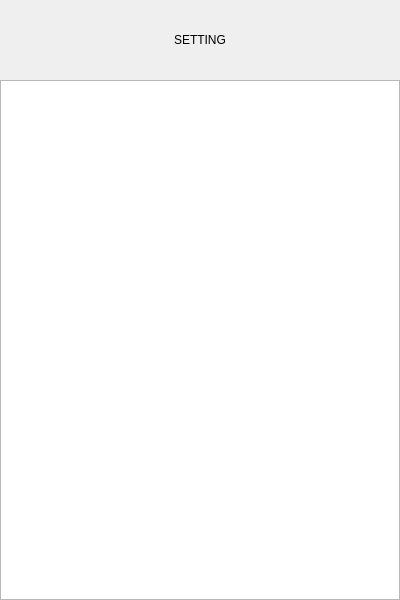
Before: the Qt Designer form Qtttttt/testTransparentWindow3/ui/widget/WidgetSettingMain.ui in tianen1573/QT, drawn with Qt 5.
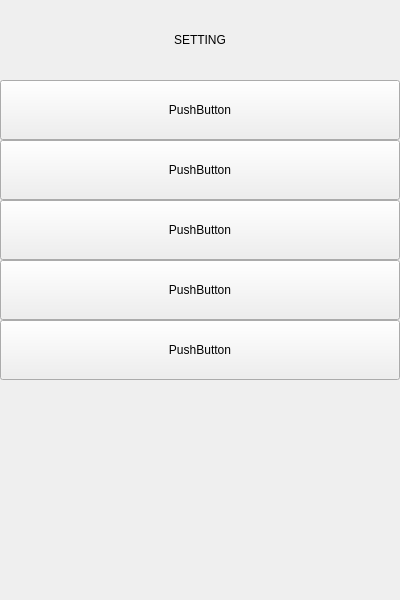
After: the same form once the commit is applied.

What changed in the file:
```diff
--- a/Qtttttt/testTransparentWindow3/ui/widget/WidgetSettingMain.ui
+++ b/Qtttttt/testTransparentWindow3/ui/widget/WidgetSettingMain.ui
@@ -81,13 +81,108 @@
     </widget>
    </item>
    <item>
-    <widget class="QListView" name="listView">
+    <widget class="QWidget" name="widget" native="true">
      <property name="minimumSize">
       <size>
-       <width>400</width>
-       <height>520</height>
+       <width>0</width>
+       <height>0</height>
       </size>
      </property>
+     <layout class="QVBoxLayout" name="verticalLayout_2">
+      <property name="spacing">
+       <number>0</number>
+      </property>
+      <property name="leftMargin">
+       <number>0</number>
+      </property>
+      <property name="topMargin">
+       <number>0</number>
+      </property>
+      <property name="rightMargin">
+       <number>0</number>
+      </property>
+      <property name="bottomMargin">
+       <number>0</number>
+      </property>
+      <item>
+       <widget class="QPushButton" name="btn_test_5">
+        <property name="minimumSize">
+         <size>
+          <width>60</width>
+          <height>60</height>
+         </size>
+        </property>
+        <property name="text">
+         <string>PushButton</string>
+        </property>
+       </widget>
+      </item>
+      <item>
+       <widget class="QPushButton" name="btn_test_4">
+        <property name="minimumSize">
+         <size>
+          <width>60</width>
+          <height>60</height>
+         </size>
+        </property>
+        <property name="text">
+         <string>PushButton</string>
+        </property>
+       </widget>
+      </item>
+      <item>
+       <widget class="QPushButton" name="btn_test_3">
+        <property name="minimumSize">
+         <size>
+          <width>60</width>
+          <height>60</height>
+         </size>
+        </property>
+        <property name="text">
+         <string>PushButton</string>
+        </property>
+       </widget>
+      </item>
+      <item>
+       <widget class="QPushButton" name="btn_test_2">
+        <property name="minimumSize">
+         <size>
+          <width>60</width>
+          <height>60</height>
+         </size>
+        </property>
+        <property name="text">
+         <string>PushButton</string>
+        </property>
+       </widget>
+      </item>
+      <item>
+       <widget class="QPushButton" name="btn_test">
+        <property name="minimumSize">
+         <size>
+          <width>60</width>
+          <height>60</height>
+         </size>
+        </property>
+        <property name="text">
+         <string>PushButton</string>
+        </property>
+       </widget>
+      </item>
+      <item>
+       <spacer name="verticalSpacer">
+        <property name="orientation">
+         <enum>Qt::Vertical</enum>
+        </property>
+        <property name="sizeHint" stdset="0">
+         <size>
+          <width>20</width>
+          <height>40</height>
+         </size>
+        </property>
+       </spacer>
+      </item>
+     </layout>
     </widget>
    </item>
   </layout>
```
